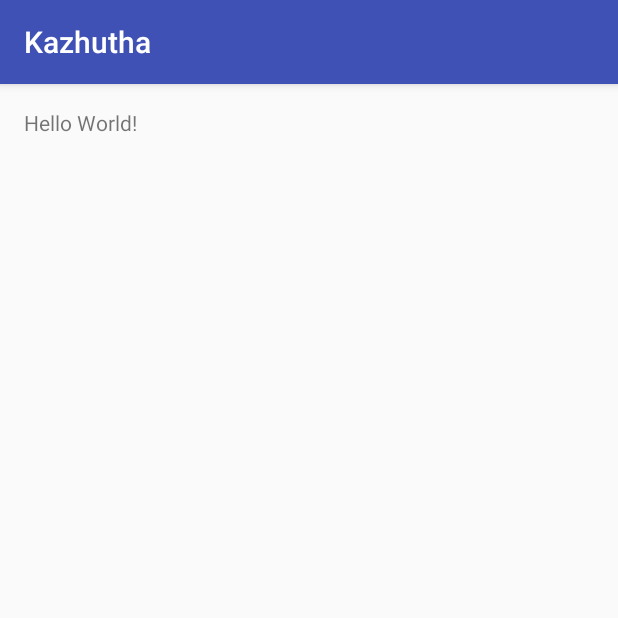
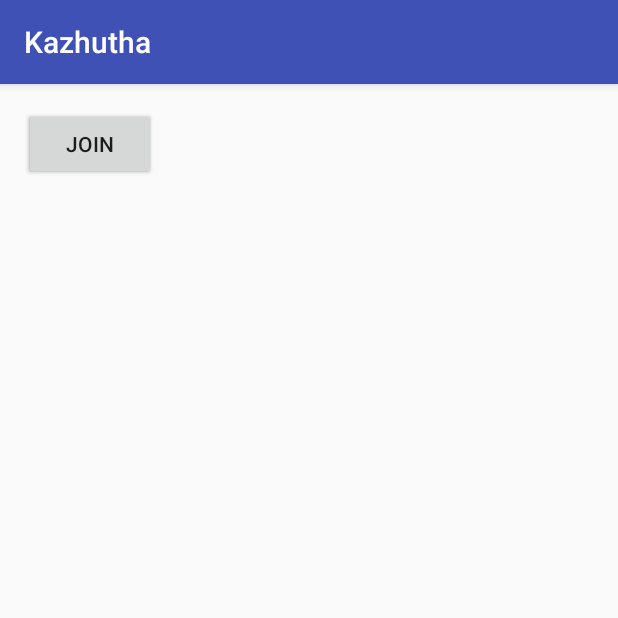
Before and after one commit to Livin21/Kazhutha-Android, an Android app: the MainActivity screen opened directly, with no data from a screen before it, on a phone screen of 412 x 824 dp, the top half of it. Run offline under Robolectric (Android 15) with nearby library versions, the phone set to English and light mode, and no system bars.

```diff
--- a/app/src/main/java/com/lmntrx/kazhutha/MainActivity.java
+++ b/app/src/main/java/com/lmntrx/kazhutha/MainActivity.java
@@ -2,6 +2,7 @@ package com.lmntrx.kazhutha;
 
 import android.support.v7.app.AppCompatActivity;
 import android.os.Bundle;
+import android.view.View;
 
 public class MainActivity extends AppCompatActivity {
 
@@ -10,4 +11,8 @@ public class MainActivity extends AppCompatActivity {
         super.onCreate(savedInstanceState);
         setContentView(R.layout.activity_main);
     }
+
+    public void host(View view) {
+
+    }
 }
--- a/app/src/main/res/layout/activity_main.xml
+++ b/app/src/main/res/layout/activity_main.xml
@@ -10,8 +10,16 @@
     android:paddingBottom="@dimen/activity_vertical_margin"
     tools:context="com.lmntrx.kazhutha.MainActivity">
 
-    <TextView
-        android:text="Hello World!"
+    <Button
         android:layout_width="wrap_content"
-        android:layout_height="wrap_content" />
+        android:layout_height="wrap_content"
+        android:text="@string/host"
+        android:onClick="host"/>
+
+    <Button
+        android:layout_width="wrap_content"
+        android:layout_height="wrap_content"
+        android:text="@string/join"/>
+
+
 </RelativeLayout>
--- a/app/src/main/res/values/strings.xml
+++ b/app/src/main/res/values/strings.xml
@@ -1,3 +1,5 @@
 <resources>
     <string name="app_name">Kazhutha</string>
+    <string name="host">Host</string>
+    <string name="join">Join</string>
 </resources>
```
